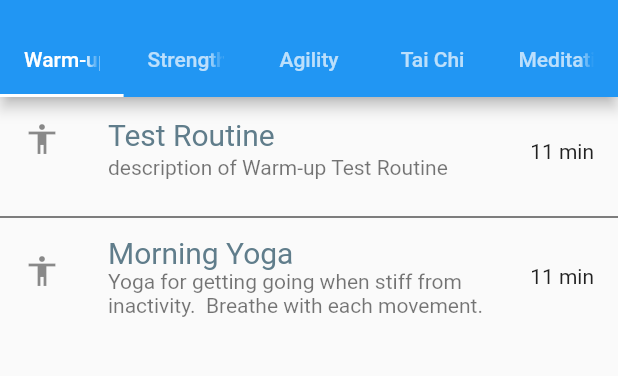
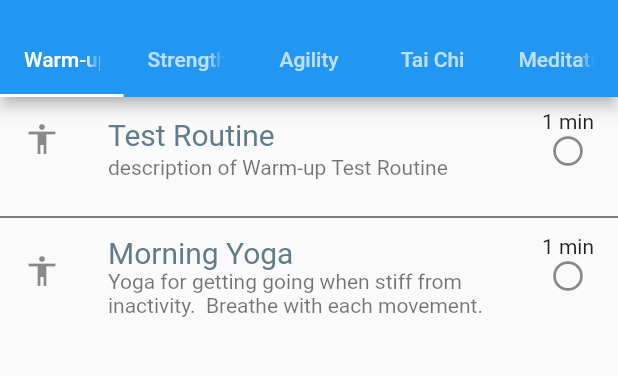
Before and after one commit to DevinDow/Flutter-fitness, a Flutter app: the screen it shows after launch, on a phone screen of 412 x 824 dp, the part 59-435 px from its top. Run offline on Flutter 3.47's test engine with Material 2 defaults, Android fonts, the phone set to English and light mode, and no system bars.

Commit message:
RoutineList showing routine.totalMinutes & routine.ran.  TODO: routine.ran icon does not update when returning from playing a Routine.

```diff
--- a/TODO.txt
+++ b/TODO.txt
@@ -1,11 +1,11 @@
 TODO
 ----
+
+- main's routine.ran icon does not update when returning from playing a Routine
 
 BUGS
 
 UI
-- Routine List
-    - Total Time
 - executing a Routine
     - Switch Sides
     - GestureDetector for Pause/Next
--- a/lib/main.dart
+++ b/lib/main.dart
@@ -77,17 +77,16 @@ class RoutineCategoryListView extends ListView {
       itemCount: categoryRoutines.length,
       itemBuilder: (context, index) {
         Routine routine = categoryRoutines[index];
-        int duration = routine.totalMinutes;
         return ListTile(
           title: Text(routine.name),
           subtitle: Text(routine.description),
           leading: const Icon(Icons.accessibility),
-          trailing: /*Column(children: [*/
-              Text("$duration min"),
-          /*routine.ran
+          trailing: Column(children: [
+            Text("${routine.totalMinutes} min"),
+            routine.ran
                 ? const Icon(Icons.check_circle_outline)
                 : const Icon(Icons.circle_outlined),
-          ]),*/
+          ]),
           onTap: () {
             // launch PlayRoutine Page
             Navigator.push(
--- a/lib/play/play_routine.dart
+++ b/lib/play/play_routine.dart
@@ -90,6 +90,7 @@ class _PlayRoutineState extends State<PlayRoutine> {
         _moveName = MoveLibrary.DONE;
         _instructions = "";
         _timerController.remaining = const Duration();
+        widget.routine.ran = true;
       });
       _timerController.pauseTimer();
     }
--- a/lib/routine/routine.dart
+++ b/lib/routine/routine.dart
@@ -18,9 +18,16 @@ class Routine {
   final String name;
   String description;
   Categories category;
-  int totalMinutes = 11;
   bool ran = false;
   List<Task> tasks = List.empty(growable: true);
+
+  int get totalMinutes {
+    int totalSeconds = 0;
+    for (Task task in tasks) {
+      totalSeconds += task.moveSeconds + task.restSeconds;
+    }
+    return (totalSeconds / 60).ceil();
+  }
 
   Routine({
     required this.name,
```
